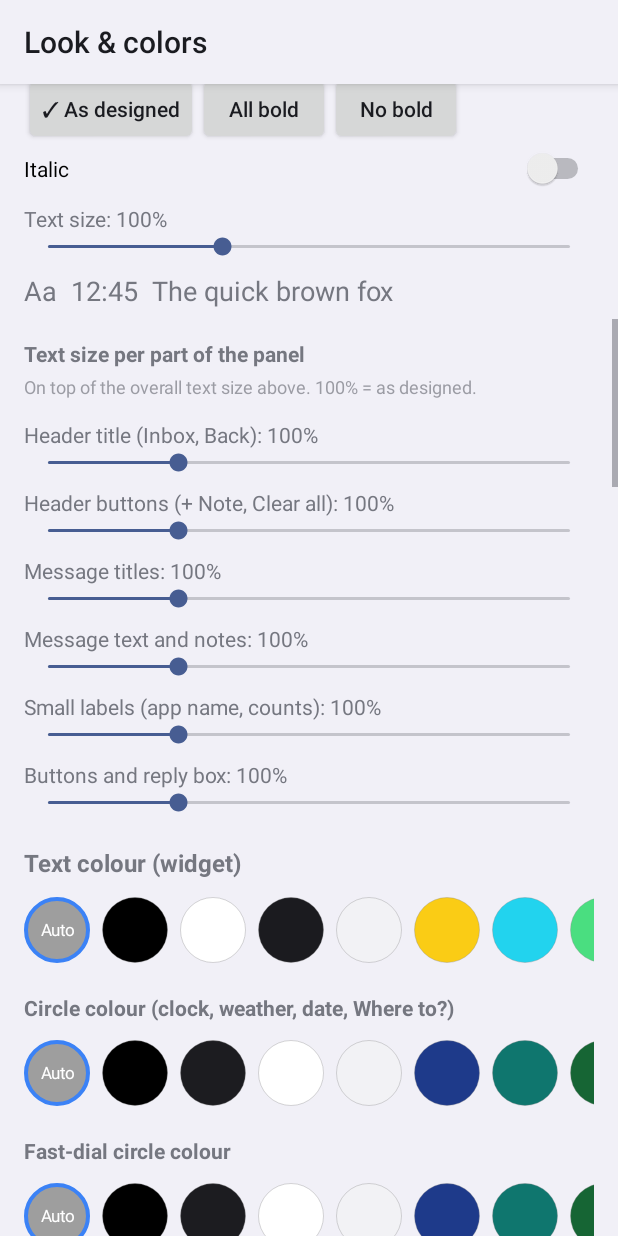
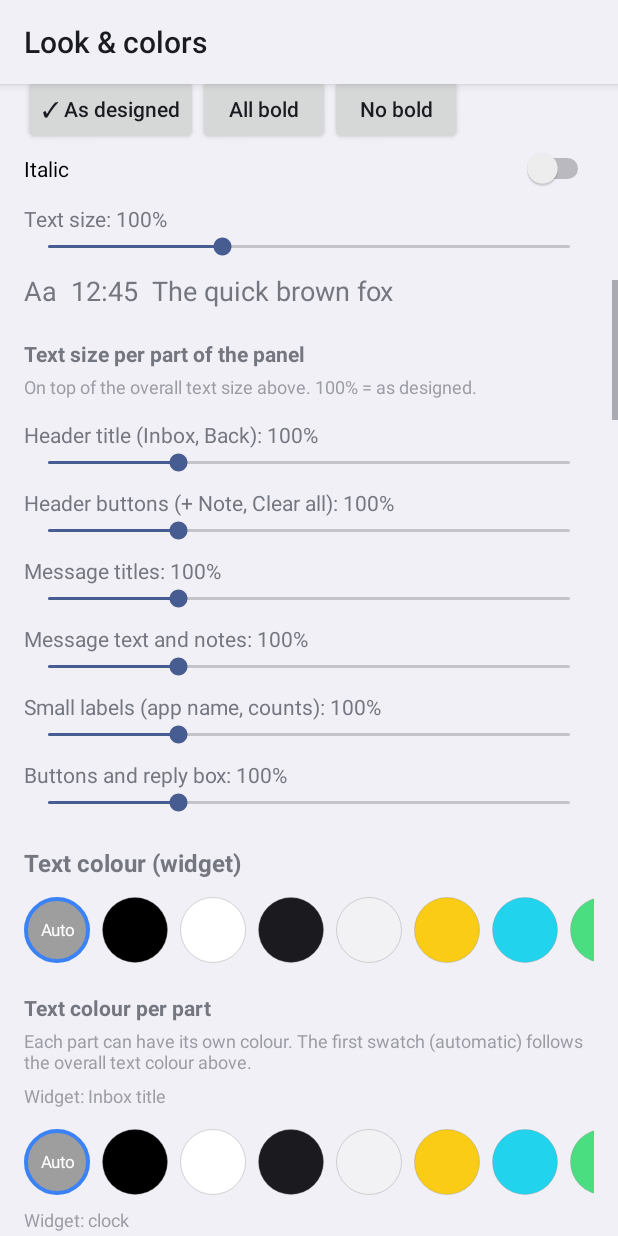
Before and after one commit to he0ro2244-sudo/Notification, an Android app: the SettingsActivity screen opened directly, with no data from a screen before it, scrolled down 1074 dp, on a phone screen of 412 x 824 dp. Run offline under Robolectric (Android 15) with nearby library versions, the phone set to English and light mode, and no system bars.

Commit message:
v0.9.12 per-part text colours, faster recorder tap

```diff
--- a/app/src/main/java/com/example/notiftiles/Look.kt
+++ b/app/src/main/java/com/example/notiftiles/Look.kt
@@ -80,13 +80,23 @@ object Look {
         if (v is TextView) {
             var o = v.getTag(R.id.nt_orig) as? FloatArray
             if (o == null) {
-                o = floatArrayOf(v.textSize, if (v.typeface?.isBold == true) 1f else 0f)
+                val oc = v.currentTextColor
+                o = floatArrayOf(v.textSize, if (v.typeface?.isBold == true) 1f else 0f, (oc ushr 16).toFloat(), (oc and 0xFFFF).toFloat(), 0f)
                 v.setTag(R.id.nt_orig, o)
             }
             val g = v.getTag(R.id.nt_grp) as? String
             val gs = if (g == null) 1f else Prefs.grpSize(ctx, g) / 100f
             v.setTextSize(TypedValue.COMPLEX_UNIT_PX, o[0] * scale(ctx) * gs)
             v.typeface = Typeface.create(Prefs.fontFamily(ctx), styleFor(ctx, o[1] == 1f))
+            // Separate colour per part of the panel (restored to the original when set back to automatic)
+            val gc = if (g == null) 0 else Prefs.grpColor(ctx, g)
+            if (gc != 0) {
+                v.setTextColor(gc)
+                o[4] = 1f
+            } else if (o[4] == 1f) {
+                v.setTextColor((o[2].toInt() shl 16) or o[3].toInt())
+                o[4] = 0f
+            }
         }
         if (v is ViewGroup) {
             for (i in 0 until v.childCount) applyTree(v.getChildAt(i), ctx)
--- a/app/src/main/java/com/example/notiftiles/Prefs.kt
+++ b/app/src/main/java/com/example/notiftiles/Prefs.kt
@@ -190,6 +190,19 @@ object Prefs {
         "small" to "Small labels (app name, counts)",
         "buttons" to "Buttons and reply box"
     )
+    // Separate text colour per part (0 = automatic / the overall text colour)
+    val WIDGET_PARTS = listOf(
+        "title" to "Widget: Inbox title",
+        "clock" to "Widget: clock",
+        "weather" to "Widget: weather",
+        "date" to "Widget: date",
+        "where" to "Widget: Where to?",
+        "dialnames" to "Widget: fast-dial names"
+    )
+    fun partColor(c: Context, k: String): Int = sp(c).getInt("look_pc_$k", 0)
+    fun setPartColor(c: Context, k: String, v: Int) = sp(c).edit().putInt("look_pc_$k", v).apply()
+    fun grpColor(c: Context, g: String): Int = sp(c).getInt("look_gc_$g", 0)
+    fun setGrpColor(c: Context, g: String, v: Int) = sp(c).edit().putInt("look_gc_$g", v).apply()
     fun grpSize(c: Context, g: String): Int = sp(c).getInt("look_grp_$g", 100)
     fun setGrpSize(c: Context, g: String, v: Int) = sp(c).edit().putInt("look_grp_$g", v).apply()
 
--- a/app/src/main/java/com/example/notiftiles/RecorderTapService.kt
+++ b/app/src/main/java/com/example/notiftiles/RecorderTapService.kt
@@ -37,7 +37,7 @@ class RecorderTapService : AccessibilityService() {
         attempts = 0
         backs = 0
         tapped = false
-        handler.postDelayed({ attempt() }, 1000)
+        handler.postDelayed({ attempt() }, 500)
     }
 
     override fun onInterrupt() {}
@@ -72,7 +72,7 @@ class RecorderTapService : AccessibilityService() {
                 tapped = true
             }
         }
-        handler.postDelayed({ attempt() }, 1600)
+        handler.postDelayed({ attempt() }, 1300)
     }
 
     // A saved recording's page has these buttons; the red play button there is not "record".
--- a/app/src/main/java/com/example/notiftiles/SettingsActivity.kt
+++ b/app/src/main/java/com/example/notiftiles/SettingsActivity.kt
@@ -167,6 +167,16 @@ class SettingsActivity : Activity() {
         // ---- Colours of text and shapes
         col.addView(title("Text colour (widget)", 16f, 20))
         col.addView(swatchRow(textColors, Prefs.textColor(this)) { Prefs.setTextColor(this, it); applyLook(); rebuild() })
+        col.addView(title("Text colour per part", 14f, 12))
+        col.addView(hint("Each part can have its own colour. The first swatch (automatic) follows the overall text colour above."))
+        for ((k, label) in Prefs.WIDGET_PARTS) {
+            col.addView(hint(label))
+            col.addView(swatchRow(textColors, Prefs.partColor(this, k)) { Prefs.setPartColor(this, k, it); applyLook(); rebuild() })
+        }
+        for ((g, label) in Prefs.PANEL_GROUPS) {
+            col.addView(hint("Panel: $label"))
+            col.addView(swatchRow(textColors, Prefs.grpColor(this, g)) { Prefs.setGrpColor(this, g, it); applyLook(); rebuild() })
+        }
         col.addView(title("Circle colour (clock, weather, date, Where to?)", 14f, 12))
         col.addView(swatchRow(bgColors, Prefs.circleColor(this)) { Prefs.setCircleColor(this, it); applyLook(); rebuild() })
         col.addView(title("Fast-dial circle colour", 14f, 12))
```
Also changed, not shown: app/src/main/java/com/example/notiftiles/TilesWidget.kt (+10 -4 lines).
